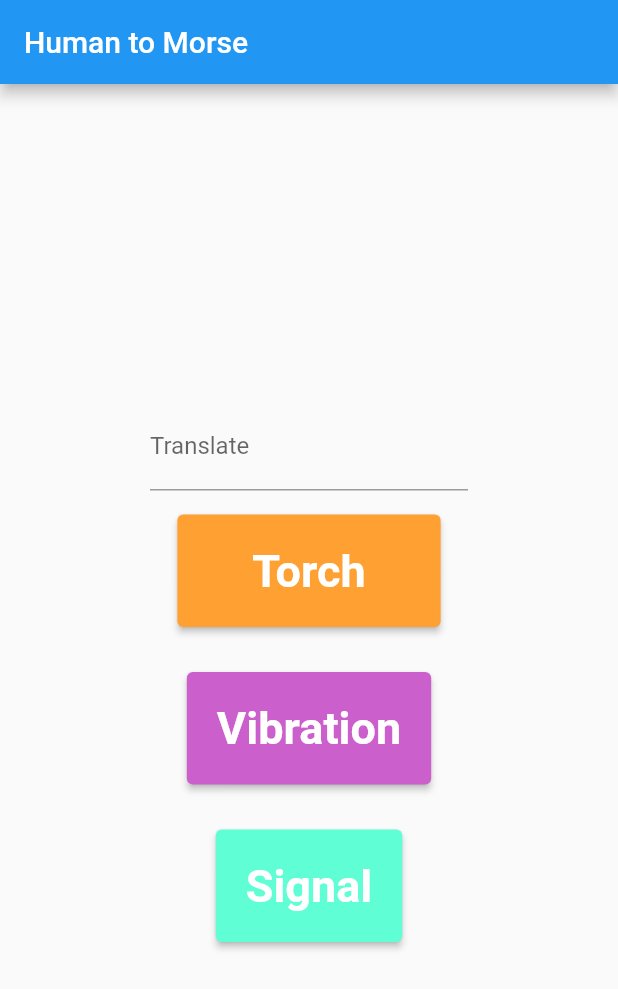
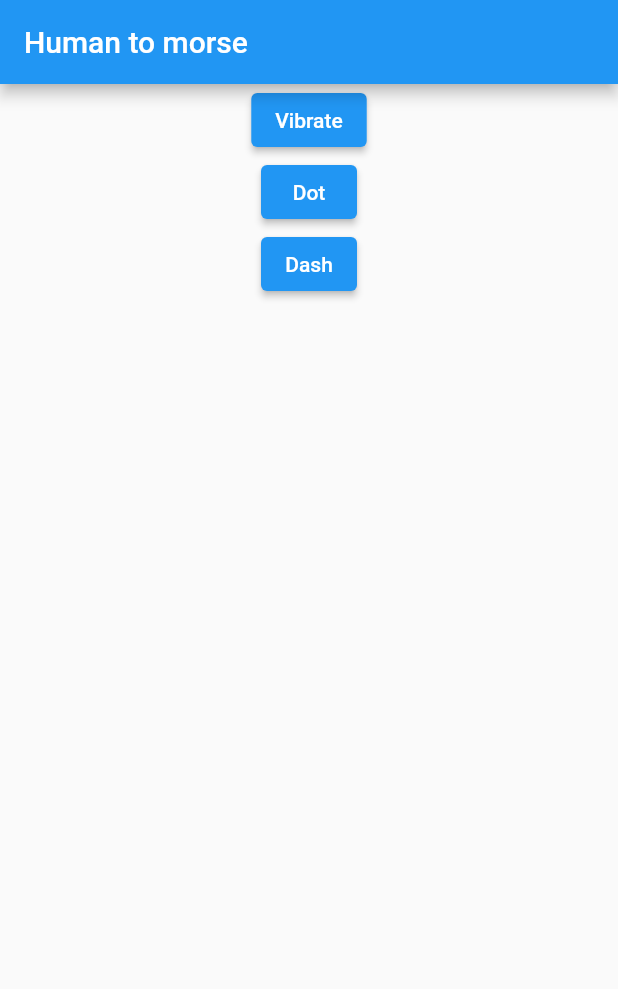
Before and after one commit to M3nny/Morsay, a Flutter app: the screen it shows after launch, on a phone screen of 412 x 824 dp. Shown: the top 989 px of the screen. Run offline on Flutter 3.47's test engine with Material 2 defaults, Android fonts, the phone set to English and light mode, and no system bars; our stand-ins replace audioplayers, vibration.

Commit message:
Add demo buttons to play morse sounds

```diff
--- a/lib/main.dart
+++ b/lib/main.dart
@@ -1,103 +1,50 @@
 import 'package:flutter/material.dart';
-import 'package:torch_light/torch_light.dart';
-import 'dart:developer';
-import 'package:flutter_vibrate/flutter_vibrate.dart';
+import 'package:vibration/vibration.dart';
+import 'package:audioplayers/audio_cache.dart';
 
-// inserito il testo ritorna la conversione in morse
-// fare due pagine con indice sotto con pallino e linea (la linea nella pagina dove si è al momento quando si cambia la linea diventa un punto)
-// fare bottoni che inseriscono in automatico punti e linee
-// manuale per il morse dove c'è una guida lettera per lettera
-void main() => runApp(const MyApp());
+void main() => runApp(const Human2Morse());
 
-class MyApp extends StatelessWidget {
-  const MyApp({Key? key}) : super(key: key);
-
-  static const String _title = 'Human to Morse';
+class Human2Morse extends StatelessWidget {
+  const Human2Morse({Key key}) : super(key: key);
 
   @override
   Widget build(BuildContext context) {
     return MaterialApp(
-      title: _title,
       home: Scaffold(
-        appBar: AppBar(title: const Text(_title)),
-        body: const MyStatefulWidget(),
+        appBar: AppBar(
+          title: const Text('Human to morse'),
+        ),
+        body: Builder(
+          builder: (BuildContext context) {
+            return Center(
+              child: Column(
+                children: <Widget>[
+                  ElevatedButton(
+                    child: const Text('Vibrate'),
+                    onPressed: () {
+                      Vibration.vibrate();
+                    },
+                  ),
+                  ElevatedButton(
+                    child: const Text('Dot'),
+                    onPressed: () {
+                      final player = AudioCache();
+                      player.play('audio/dot.mp3');
+                    },
+                  ),
+                  ElevatedButton(
+                    child: const Text('Dash'),
+                    onPressed: () {
+                      final player = AudioCache();
+                      player.play('audio/dash.mp3');
+                    },
+                  ),
+                ],
+              ),
+            );
+          },
+        ),
       ),
     );
   }
 }
-
-class MyStatefulWidget extends StatefulWidget {
-  const MyStatefulWidget({Key? key}) : super(key: key);
-
-  @override
-  State<MyStatefulWidget> createState() => _MyStatefulWidgetState();
-}
-
-class _MyStatefulWidgetState extends State<MyStatefulWidget> {
-  @override
-  Widget build(BuildContext context) {
-    final ButtonStyle style =
-        ElevatedButton.styleFrom(textStyle: const TextStyle(fontSize: 20));
-
-    return Center(
-      child: Column(
-        mainAxisSize: MainAxisSize.min,
-        children: <Widget>[
-          Padding(
-            padding: const EdgeInsets.symmetric(horizontal: 100, vertical: 16),
-            child: TextFormField(
-              decoration: const InputDecoration(
-                border: UnderlineInputBorder(),
-                labelText: 'Translate',
-              ),
-            ),
-          ),
-          ElevatedButton(
-            style: ElevatedButton.styleFrom(
-                primary: const Color.fromRGBO(255, 160, 51, 1),
-                padding:
-                    const EdgeInsets.symmetric(horizontal: 50, vertical: 20),
-                textStyle:
-                    const TextStyle(fontSize: 30, fontWeight: FontWeight.bold)),
-            onPressed: () async {
-              _enableTorch(context);
-            },
-            child: const Text('Torch'),
-          ),
-          const SizedBox(height: 30),
-          ElevatedButton(
-            style: ElevatedButton.styleFrom(
-                primary: const Color.fromRGBO(203, 96, 204, 1),
-                padding:
-                    const EdgeInsets.symmetric(horizontal: 20, vertical: 20),
-                textStyle:
-                    const TextStyle(fontSize: 30, fontWeight: FontWeight.bold)),
-            onPressed: () {
-              Vibrate.vibrate();
-            },
-            child: const Text('Vibration'),
-          ),
-          const SizedBox(height: 30),
-          ElevatedButton(
-            style: ElevatedButton.styleFrom(
-                primary: const Color.fromRGBO(96, 254, 213, 1),
-                padding:
-                    const EdgeInsets.symmetric(horizontal: 20, vertical: 20),
-                textStyle:
-                    const TextStyle(fontSize: 30, fontWeight: FontWeight.bold)),
-            onPressed: () {},
-            child: const Text('Signal'),
-          ),
-        ],
-      ),
-    );
-  }
-}
-
-Future<void> _enableTorch(BuildContext context) async {
-  try {
-    await TorchLight.enableTorch();
-  } on Exception catch (_) {
-    log("error");
-  }
-}
```
Also changed, not shown: pubspec.yaml (+8 -4 lines), pubspec.lock, 4 other files.
